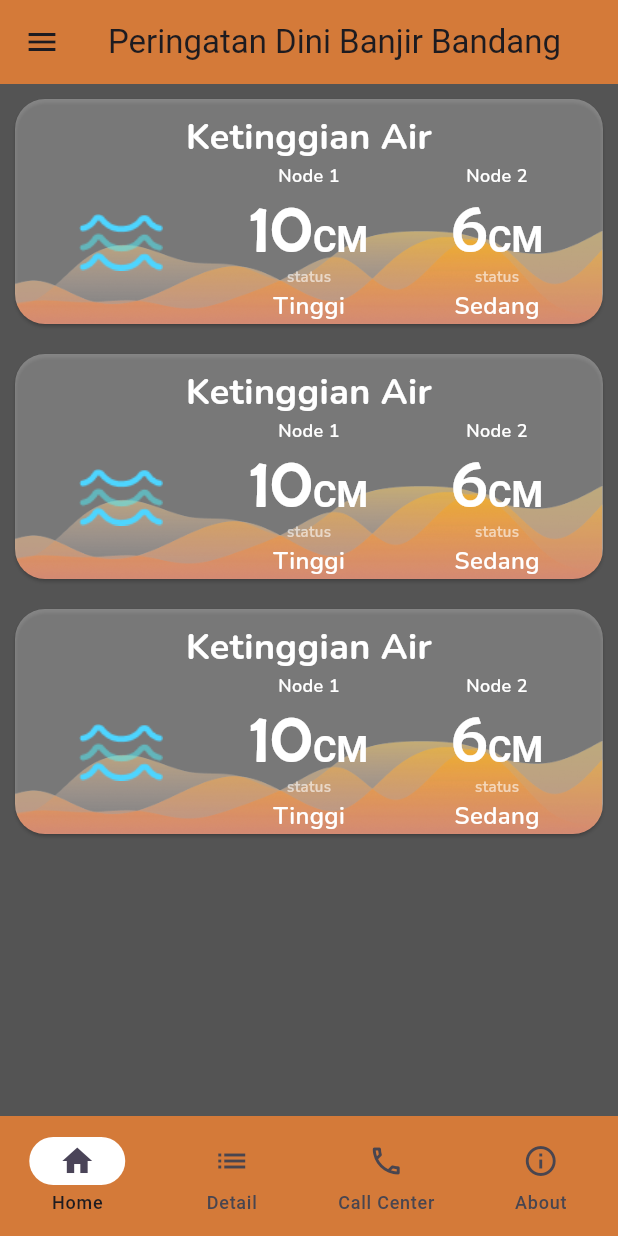
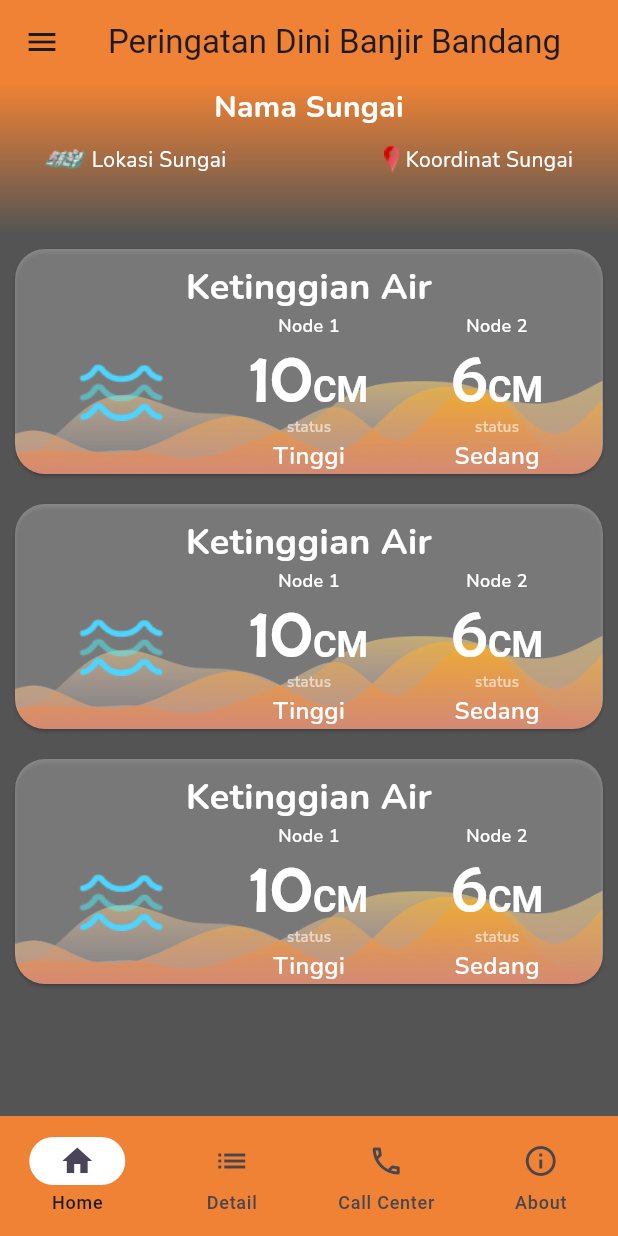
Before and after one commit to rizemmahendra/ta-ews-application, a Flutter app: the screen it shows after launch, on a phone screen of 412 x 824 dp. Run offline on Flutter 3.47's test engine with Material 3 defaults, Android fonts, the phone set to English and light mode, and no system bars; our stand-ins replace firebase_core, firebase_database; accounts and stored records are empty.

Commit message:
menambahkan informasi sungai pada appbar

```diff
--- a/lib/app.dart
+++ b/lib/app.dart
@@ -27,6 +27,7 @@ class _AppState extends State<App> {
     return Scaffold(
       backgroundColor: const Color(0xFF545454),
       appBar: AppBar(
+        elevation: 0,
         // backgroundColor: Colors.amber[800],
         title: const Text('Peringatan Dini Banjir Bandang'),
         centerTitle: true,
@@ -34,6 +35,68 @@ class _AppState extends State<App> {
           icon: const Icon(Icons.menu),
           onPressed: () {},
         ),
+        bottom: PreferredSize(
+            preferredSize: Size.fromHeight(100),
+            child: Container(
+                width: double.infinity,
+                height: 100,
+                decoration: BoxDecoration(
+                    gradient: LinearGradient(colors: const <Color>[
+                  Color(0xFFEF8234),
+                  Color(0xFF545454),
+                ], begin: Alignment.topCenter, end: Alignment.bottomCenter)),
+                child: Stack(
+                  alignment: Alignment.center,
+                  children: const [
+                    Positioned(
+                      top: 1,
+                      child: Text(
+                        'Nama Sungai',
+                        style: TextStyle(
+                            fontFamily: 'Nunito',
+                            color: Colors.white,
+                            fontSize: 20,
+                            fontWeight: FontWeight.w800),
+                      ),
+                    ),
+                    Positioned(
+                        left: 30,
+                        child: Row(
+                          children: [
+                            Image(
+                                image:
+                                    AssetImage('assets/images/trail-map.png')),
+                            SizedBox(
+                              width: 4,
+                            ),
+                            Text('Lokasi Sungai',
+                                style: TextStyle(
+                                  fontFamily: 'Nunito',
+                                  color: Colors.white,
+                                  fontSize: 14,
+                                ))
+                          ],
+                        )),
+                    Positioned(
+                        right: 30,
+                        child: Row(
+                          children: [
+                            Image(
+                                image: AssetImage(
+                                    'assets/images/location-icon.png')),
+                            SizedBox(
+                              width: 4,
+                            ),
+                            Text('Koordinat Sungai',
+                                style: TextStyle(
+                                  fontFamily: 'Nunito',
+                                  color: Colors.white,
+                                  fontSize: 14,
+                                ))
+                          ],
+                        ))
+                  ],
+                ))),
       ),
       bottomNavigationBar: NavigationBar(
           // backgroundColor: Colors.amber[800],
--- a/lib/main.dart
+++ b/lib/main.dart
@@ -16,9 +16,9 @@ class Main extends StatelessWidget {
   Widget build(BuildContext context) {
     return MaterialApp(
       theme: ThemeData(
-          appBarTheme: const AppBarTheme(backgroundColor: Color(0xBFFF8730)),
+          appBarTheme: const AppBarTheme(backgroundColor: Color(0xFFEF8234)),
           navigationBarTheme: const NavigationBarThemeData(
-            backgroundColor: Color(0xBFFF8730),
+            backgroundColor: Color(0xFFEF8234),
           )),
       home: const App(),
     );
```
Also changed, not shown: assets/images/location-icon.png (renamed from assets/images/location icon.png), assets/images/trail-map.png (renamed from assets/images/trail map.png).
